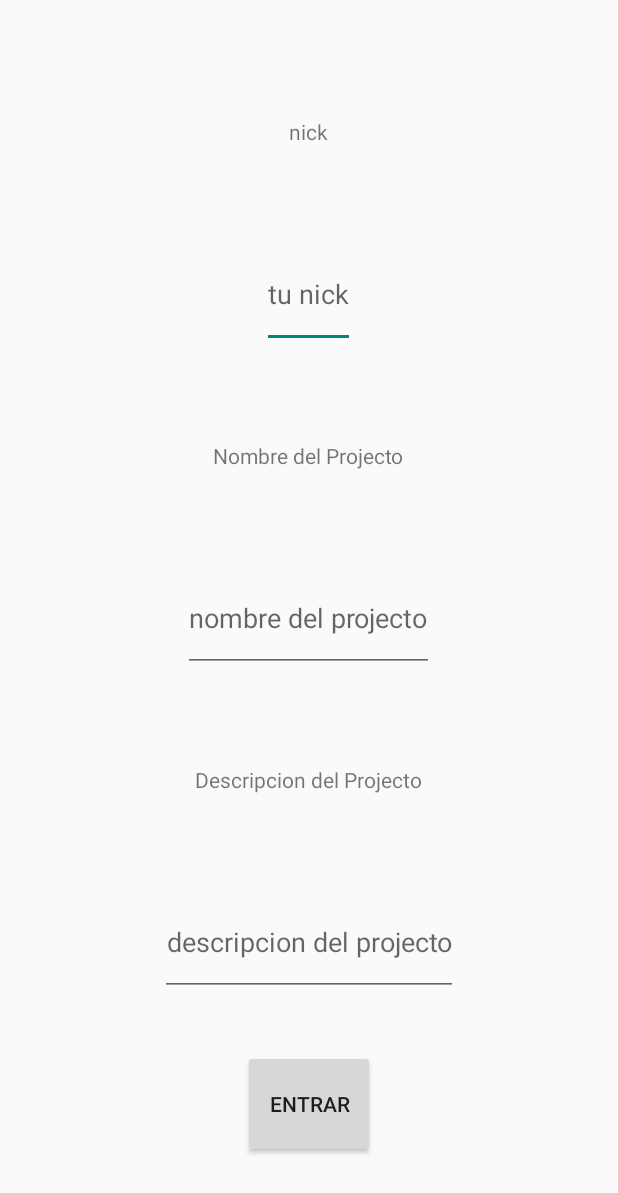
After one commit to GroupBoost/apiBYT, an Android app: the layout activity_nuevo_pro.xml on its own in the app's theme, with its tools: preview values and no code run, on a phone screen of 412 x 824 dp. The commit adds this screen. Shown: the top 1193 px of the screen. Run offline under Robolectric (Android 15) with nearby library versions, the phone set to English and light mode, and no system bars; network calls fail.

Commit message:
peticion nuevo projecto en app prueba

```diff
--- a/PruebaPeticionesByt/app/src/main/AndroidManifest.xml
+++ b/PruebaPeticionesByt/app/src/main/AndroidManifest.xml
@@ -27,6 +27,10 @@
             android:name=".Login"
             android:label="@string/title_activity_login" >
         </activity>
+        <activity
+            android:name=".NuevoPro"
+            android:label="@string/title_activity_nuevo_pro" >
+        </activity>
     </application>
 
 </manifest>
--- /dev/null
+++ b/PruebaPeticionesByt/app/src/main/res/layout/activity_nuevo_pro.xml
@@ -0,0 +1,104 @@
+<LinearLayout
+    xmlns:android="http://schemas.android.com/apk/res/android"
+    xmlns:tools="http://schemas.android.com/tools"
+    android:layout_width="match_parent"
+    android:layout_height="match_parent"
+    android:orientation="vertical"
+    android:gravity="center"
+    android:paddingLeft="@dimen/activity_horizontal_margin"
+    android:paddingRight="@dimen/activity_horizontal_margin"
+    android:paddingTop="@dimen/activity_vertical_margin"
+    android:paddingBottom="@dimen/activity_vertical_margin"
+    tools:context=".NuevoPro">
+
+    <View
+        android:layout_width="wrap_content"
+        android:layout_height="0dp"
+        android:layout_weight="5"/>
+
+    <TextView android:text="nick"
+        android:gravity="center"
+        android:layout_width="wrap_content"
+        android:layout_height="0dp"
+        android:layout_weight="10"/>
+
+    <View
+        android:layout_width="wrap_content"
+        android:layout_height="0dp"
+        android:layout_weight="5"/>
+
+    <EditText
+        android:gravity="center"
+        android:layout_width="wrap_content"
+        android:layout_height="0dp"
+        android:layout_weight="10"
+        android:hint="tu nick"
+        android:id="@+id/nick"/>
+
+    <View
+        android:layout_width="wrap_content"
+        android:layout_height="0dp"
+        android:layout_weight="5"/>
+
+    <TextView android:text="Nombre del Projecto"
+        android:gravity="center"
+        android:layout_width="wrap_content"
+        android:layout_height="0dp"
+        android:layout_weight="10"/>
+
+    <View
+        android:layout_width="wrap_content"
+        android:layout_height="0dp"
+        android:layout_weight="5"/>
+
+    <EditText
+        android:gravity="center"
+        android:layout_width="wrap_content"
+        android:layout_height="0dp"
+        android:layout_weight="10"
+        android:hint="nombre del projecto"
+        android:id="@+id/nombre"/>
+
+    <View
+        android:layout_width="wrap_content"
+        android:layout_height="0dp"
+        android:layout_weight="5"/>
+
+    <TextView android:text="Descripcion del Projecto"
+        android:gravity="center"
+        android:layout_width="wrap_content"
+        android:layout_height="0dp"
+        android:layout_weight="10"/>
+
+    <View
+        android:layout_width="wrap_content"
+        android:layout_height="0dp"
+        android:layout_weight="5"/>
+
+    <EditText
+        android:gravity="center"
+        android:layout_width="wrap_content"
+        android:layout_height="0dp"
+        android:layout_weight="10"
+        android:hint="descripcion del projecto"
+        android:id="@+id/descripcion"/>
+
+    <View
+        android:layout_width="wrap_content"
+        android:layout_height="0dp"
+        android:layout_weight="5"/>
+
+    <Button
+        android:layout_width="wrap_content"
+        android:gravity="center"
+        android:layout_height="0dp"
+        android:layout_weight="10"
+        android:id="@+id/entrar"
+        android:text="Entrar"/>
+
+    <View
+        android:layout_width="wrap_content"
+        android:layout_height="0dp"
+        android:layout_weight="5"/>
+
+</LinearLayout>
--- a/PruebaPeticionesByt/app/src/main/res/values/strings.xml
+++ b/PruebaPeticionesByt/app/src/main/res/values/strings.xml
@@ -7,4 +7,5 @@
     <string name="no_wifi_or_mobile">No wireless or mobile connection.</string>
     <string name="title_activity_main">MainActivity</string>
     <string name="title_activity_login">Login</string>
+    <string name="title_activity_nuevo_pro">NuevoPro</string>
 </resources>
```
Also changed, not shown: PruebaPeticionesByt/app/src/main/java/waxa/pruebapeticionesbyt/MainActivity.java (+14 -0 lines), PruebaPeticionesByt/app/src/main/java/waxa/pruebapeticionesbyt/NuevoPro.java (added, +165 -0 lines), PruebaPeticionesByt/app/src/main/res/layout/activity_main.xml (+12 -0 lines), PruebaPeticionesByt/app/src/main/res/menu/menu_nuevo.xml (added, +7 -0 lines).
